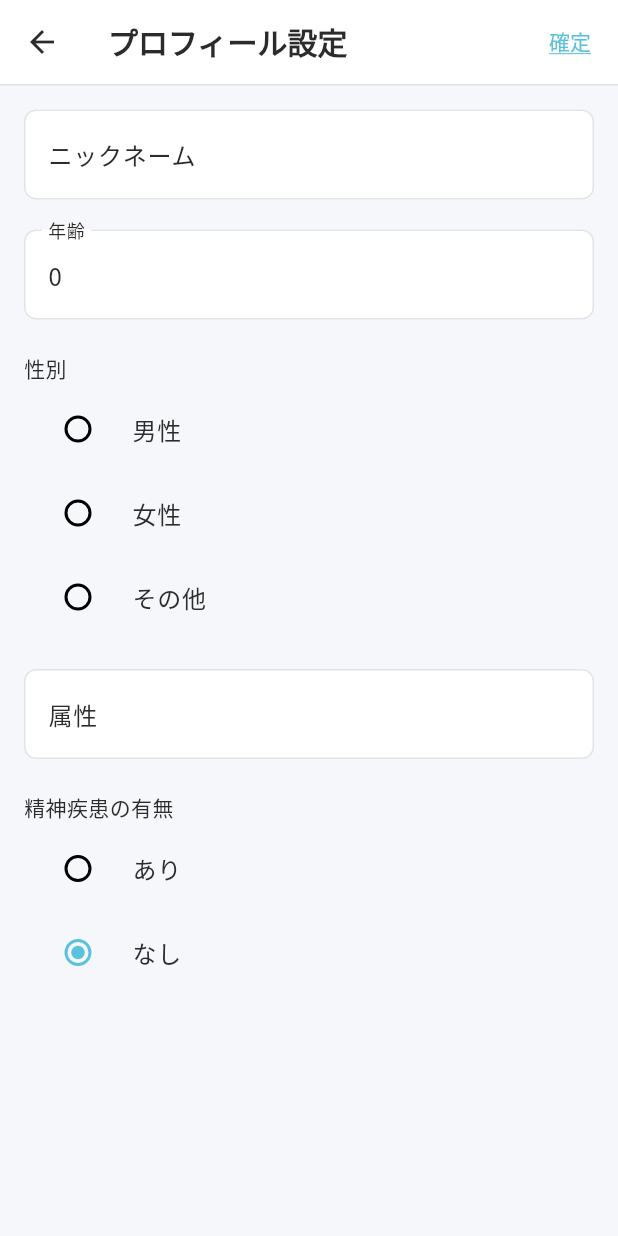
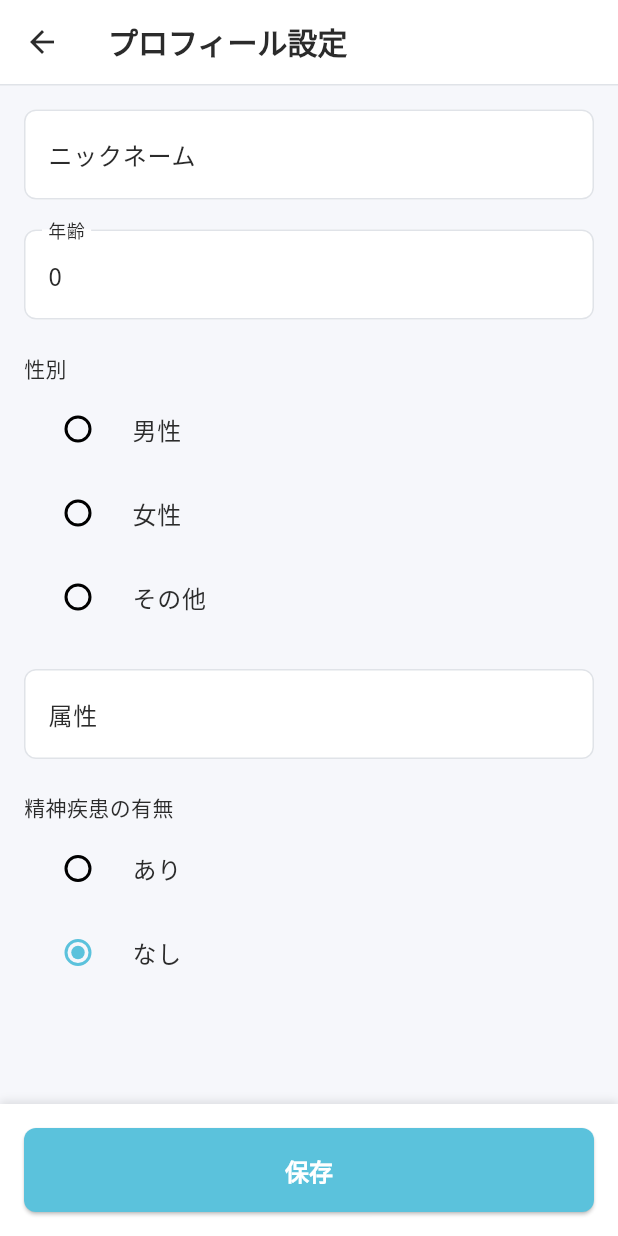
Before and after one commit to 1noseA/anshin_step, a Flutter app: the Profile screen opened by its route, on a phone screen of 412 x 824 dp. Run offline on Flutter 3.47's test engine with Material 3 defaults, Android fonts, the phone set to English and light mode, and no system bars; our stand-ins replace cloud_firestore, firebase_auth, firebase_core, flutter_dotenv, flutter_riverpod, freezed_annotation and 1 more; accounts and stored records are empty.

Commit message:
プロフィール設定画面のボタンレイアウトを修正

```diff
--- a/lib/pages/profile.dart
+++ b/lib/pages/profile.dart
@@ -176,10 +176,6 @@ class _ProfileState extends ConsumerState<Profile> {
               },
               child: const Text('スキップ'),
             ),
-          TextButton(
-            onPressed: () => _submitForm(context, ref),
-            child: const Text('確定'),
-          ),
         ],
       ),
       body: Container(
@@ -424,6 +420,43 @@ class _ProfileState extends ConsumerState<Profile> {
                 ),
               ),
             ),
+            Container(
+              padding: const EdgeInsets.all(16),
+              decoration: BoxDecoration(
+                color: Colors.white,
+                boxShadow: [
+                  BoxShadow(
+                    color: Colors.black.withOpacity(0.1),
+                    blurRadius: 4,
+                    offset: const Offset(0, -2),
+                  ),
+                ],
+              ),
+              child: Row(
+                children: [
+                  Expanded(
+                    child: ElevatedButton(
+                      onPressed: () => _submitForm(context, ref),
+                      style: ElevatedButton.styleFrom(
+                        backgroundColor: AppColors.primary,
+                        foregroundColor: Colors.white,
+                        padding: const EdgeInsets.symmetric(vertical: 16),
+                        shape: RoundedRectangleBorder(
+                          borderRadius: BorderRadius.circular(8),
+                        ),
+                      ),
+                      child: const Text(
+                        '保存',
+                        style: TextStyle(
+                          fontSize: 16,
+                          fontWeight: FontWeight.bold,
+                        ),
+                      ),
+                    ),
+                  ),
+                ],
+              ),
+            ),
           ],
         ),
       ),
```
